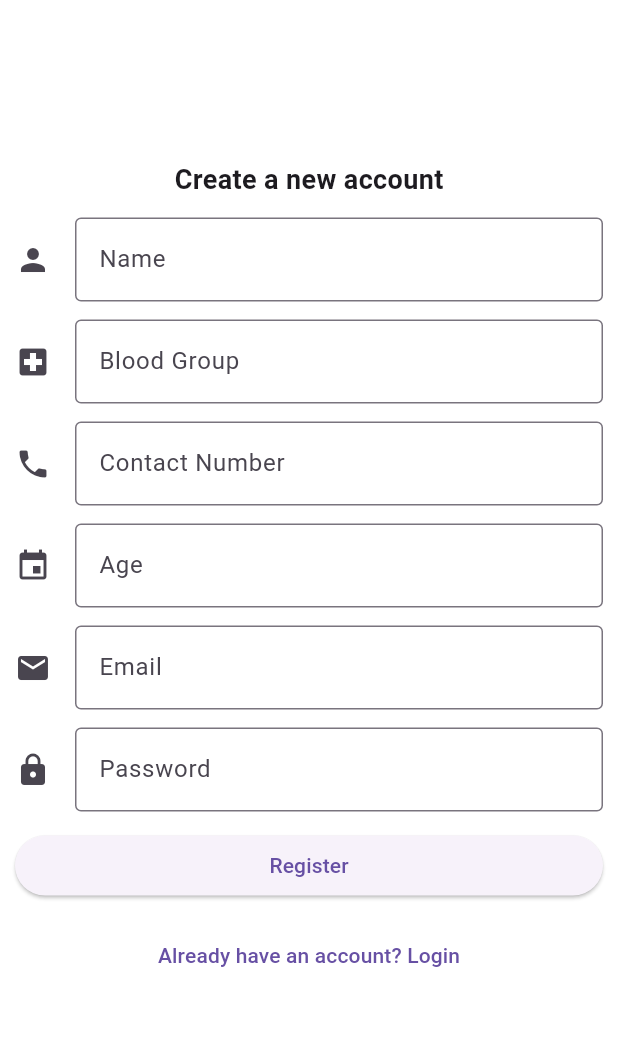
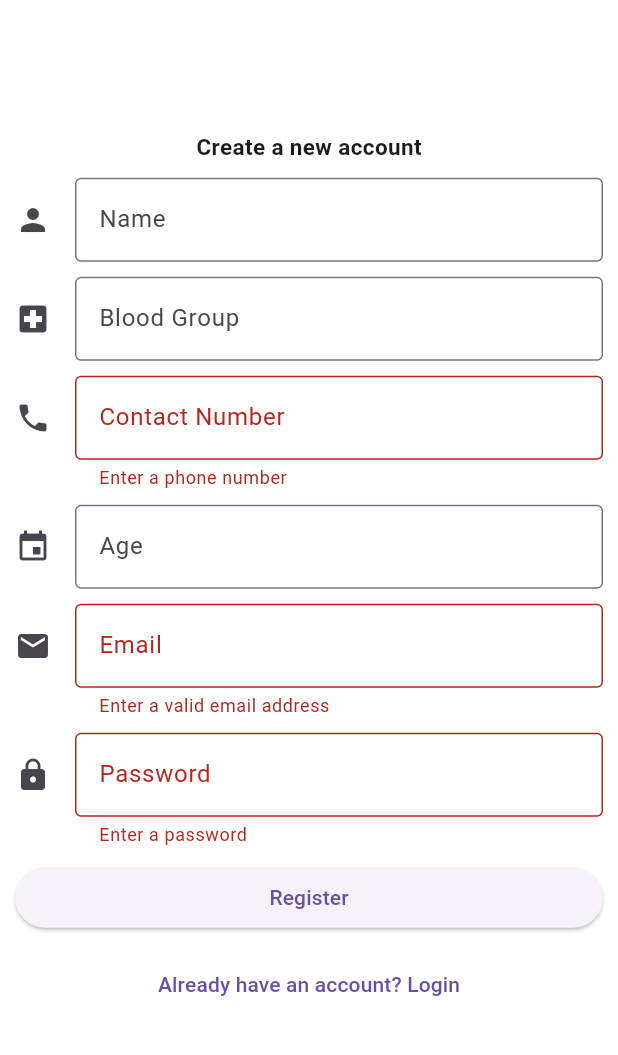
Before and after one commit to Twaseen/Blood-Donation, a Flutter app: the SignInScreen screen opened directly, after a tap on "Register", on a phone screen of 412 x 824 dp, the part 84-1139 px from its top. Run offline on Flutter 3.47's test engine with Material 3 defaults, Android fonts, the phone set to English and light mode, and no system bars; our stand-ins replace firebase_auth, firebase_core, get, google_fonts; accounts and stored records are empty.

Commit message:
show error

```diff
--- a/lib/regpage.dart
+++ b/lib/regpage.dart
@@ -1,4 +1,3 @@
-import 'package:final_app/signup.dart';
 import 'package:final_app/signup_controller.dart';
 import 'package:flutter/material.dart';
 import 'package:get/get.dart';
@@ -18,8 +17,6 @@ class BloodBankApp extends StatelessWidget {
 }
 
 class SignInScreen extends StatelessWidget {
-  String? _selectedAccountType;
-
   @override
   Widget build(BuildContext context) {
     final controller = Get.put(SignUpController());
@@ -43,12 +40,12 @@ class SignInScreen extends StatelessWidget {
                 child: Text(
                   'Create a new account',
                   style: TextStyle(
-                    fontSize: 18.0,
+                    fontSize: 15.0,
                     fontWeight: FontWeight.bold,
                   ),
                 ),
               ),
-              SizedBox(height: 12.0),
+              SizedBox(height: 10.0),
               TextFormField(
                 controller: controller.FullName,
                 decoration: const InputDecoration(
@@ -57,7 +54,7 @@ class SignInScreen extends StatelessWidget {
                   border: OutlineInputBorder(),
                 ),
               ),
-              SizedBox(height: 12.0),
+              SizedBox(height: 10.0),
               TextFormField(
                 controller: controller.BloodGroup,
                 decoration: InputDecoration(
@@ -66,7 +63,7 @@ class SignInScreen extends StatelessWidget {
                   border: OutlineInputBorder(),
                 ),
               ),
-              SizedBox(height: 12.0),
+              SizedBox(height: 10.0),
               TextFormField(
                 controller: controller.ContactNumber,
                 decoration: InputDecoration(
@@ -75,8 +72,16 @@ class SignInScreen extends StatelessWidget {
                   border: OutlineInputBorder(),
                 ),
                 keyboardType: TextInputType.phone,
+                validator: (value) {
+                  if (value == null || value.isEmpty) {
+                    return 'Enter a phone number';
+                  } else if (value.length != 11 || !value.startsWith('01')) {
+                    return 'Enter a valid 11-digit phone number starting with 01';
+                  }
+                  return null;
+                },
               ),
-              SizedBox(height: 12.0),
+              SizedBox(height: 10.0),
               TextFormField(
                 controller: controller.Age,
                 decoration: InputDecoration(
@@ -86,7 +91,7 @@ class SignInScreen extends StatelessWidget {
                 ),
                 keyboardType: TextInputType.datetime,
               ),
-              SizedBox(height: 12.0),
+              SizedBox(height: 10.0),
               TextFormField(
                 controller: controller.Email,
                 decoration: InputDecoration(
@@ -95,8 +100,14 @@ class SignInScreen extends StatelessWidget {
                   border: OutlineInputBorder(),
                 ),
                 obscureText: true,
+                validator: (value) {
+                  if (value == null || !value.contains('@')) {
+                    return 'Enter a valid email address';
+                  }
+                  return null;
+                },
               ),
-              SizedBox(height: 12.0),
+              SizedBox(height: 10.0),
               TextFormField(
                 controller: controller.Password,
                 decoration: InputDecoration(
@@ -105,24 +116,30 @@ class SignInScreen extends StatelessWidget {
                   border: OutlineInputBorder(),
                 ),
                 obscureText: true,
+                validator: (value) {
+                  if (value == null || value.isEmpty) {
+                    return 'Enter a password';
+                  } else if (value.length < 4) {
+                    return 'Password must contain at least 4 characters';
+                  }
+                  return null;
+                },
               ),
-              const SizedBox(height: 12.0),
+              const SizedBox(height: 10.0),
               ElevatedButton(
                 onPressed: () {
-                  // Implement registration logic
-                  if(_formKey.currentState!.validate()) {
-                    SignUpController.instance.registerUser(controller.Email.text.trim(),controller.Password.text.trim());
+                  if (_formKey.currentState!.validate()) {
+                    SignUpController.instance.registerUser(
+                      controller.Email.text.trim(),
+                      controller.Password.text.trim(),
+                    );
                   }
                 },
                 child: Text('Register'),
               ),
-              const SizedBox(height: 12.0),
+              const SizedBox(height: 10.0),
               TextButton(
                 onPressed: () {
-                  Navigator.push(
-                    context,
-                    MaterialPageRoute(builder: (context) => SignUpScreen()),
-                  );
                   // Navigate to login screen
                 },
                 child: Text('Already have an account? Login'),
```
